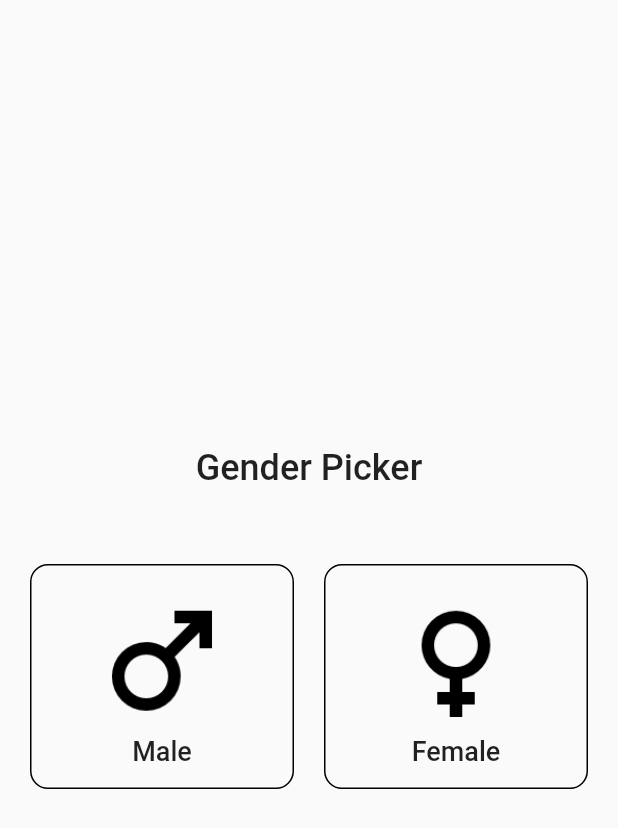
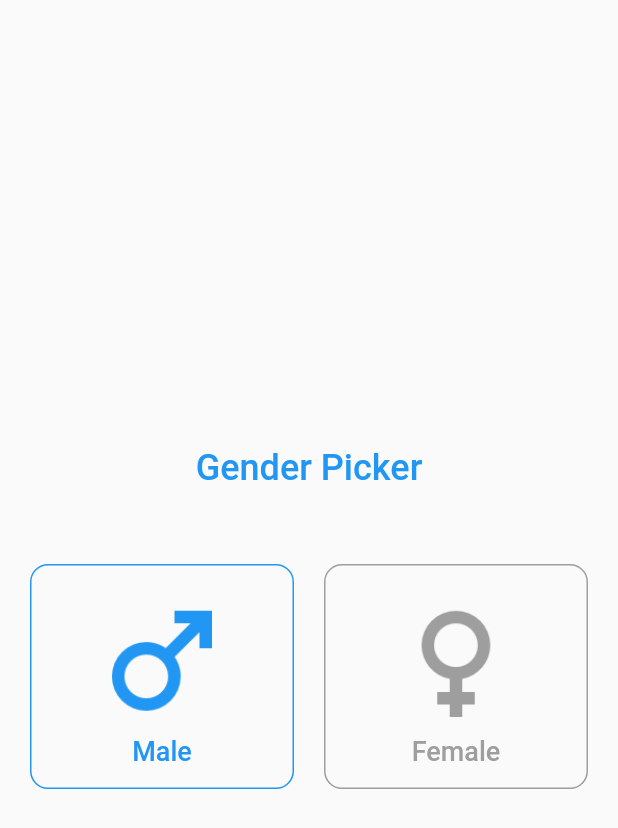
Before and after one commit to Dzaky02/flutter_provider, a Flutter app: the screen it shows after launch, on a phone screen of 412 x 824 dp. Shown: the top 828 px of the screen. Run offline on Flutter 3.47's test engine with Material 2 defaults, Android fonts, the phone set to English and light mode, and no system bars.

Commit message:
Adding Gender Provider and Consumer.

```diff
--- /dev/null
+++ b/lib/gender_provider.dart
@@ -0,0 +1,17 @@
+import 'package:flutter/cupertino.dart';
+import 'package:flutter/material.dart';
+
+class GenderProvider with ChangeNotifier {
+  bool _isMale = true;
+
+  bool get isMale => _isMale;
+
+  set isMale(bool newValue) {
+    _isMale = newValue;
+    notifyListeners();
+  }
+
+  get color => _isMale ? Colors.blue : Colors.pink;
+  get maleColor => _isMale ? Colors.blue : Colors.grey;
+  get femaleColor => _isMale ? Colors.grey : Colors.pink;
+}
--- a/lib/main.dart
+++ b/lib/main.dart
@@ -1,4 +1,7 @@
 import 'package:flutter/material.dart';
+import 'package:provider/provider.dart';
+
+import 'gender_provider.dart';
 
 void main() {
   runApp(MyApp());
@@ -8,7 +11,9 @@ class MyApp extends StatelessWidget {
   // This widget is the root of your application.
   @override
   Widget build(BuildContext context) {
-    return MaterialApp(
+    return ChangeNotifierProvider<GenderProvider>(
+      create: (context) => GenderProvider(),
+      child: MaterialApp(
         debugShowCheckedModeBanner: false,
         home: Scaffold(
           body: Container(
@@ -18,11 +23,14 @@ class MyApp extends StatelessWidget {
             child: Column(
               mainAxisAlignment: MainAxisAlignment.center,
               children: [
-              Text(
+                Consumer<GenderProvider>(
+                  builder: (context, genderProvider, _) => Text(
                     'Gender Picker',
                     style: TextStyle(
                       fontSize: 24,
                       fontWeight: FontWeight.w500,
+                      color: genderProvider.color,
+                    ),
                   ),
                 ),
                 SizedBox(
@@ -31,11 +39,17 @@ class MyApp extends StatelessWidget {
                 Row(
                   children: [
                     Expanded(
+                      child: Consumer<GenderProvider>(
+                        builder: (context, genderProvider, _) =>
+                            GestureDetector(
+                          onTap: () {
+                            genderProvider.isMale = true;
+                          },
                           child: Container(
                             height: 150,
                             decoration: BoxDecoration(
                               border: Border.all(
-                          color: Colors.black,
+                                color: genderProvider.maleColor,
                               ),
                               borderRadius: BorderRadius.circular(12),
                             ),
@@ -45,15 +59,19 @@ class MyApp extends StatelessWidget {
                                 Image.asset(
                                   'assets/images/icon_male.png',
                                   height: 100,
+                                  color: genderProvider.maleColor,
                                 ),
                                 Text(
                                   'Male',
                                   style: TextStyle(
                                     fontSize: 18,
                                     fontWeight: FontWeight.w500,
+                                    color: genderProvider.maleColor,
                                   ),
                                 ),
                               ],
+                            ),
+                          ),
                         ),
                       ),
                     ),
@@ -61,11 +79,17 @@ class MyApp extends StatelessWidget {
                       width: 20,
                     ),
                     Expanded(
+                      child: Consumer<GenderProvider>(
+                        builder: (context, genderProvider, _) =>
+                            GestureDetector(
+                          onTap: () {
+                            genderProvider.isMale = false;
+                          },
                           child: Container(
                             height: 150,
                             decoration: BoxDecoration(
                               border: Border.all(
-                          color: Colors.black,
+                                color: genderProvider.femaleColor,
                               ),
                               borderRadius: BorderRadius.circular(12),
                             ),
@@ -75,15 +99,19 @@ class MyApp extends StatelessWidget {
                                 Image.asset(
                                   'assets/images/icon_female.png',
                                   height: 100,
+                                  color: genderProvider.femaleColor,
                                 ),
                                 Text(
                                   'Female',
                                   style: TextStyle(
                                     fontSize: 18,
                                     fontWeight: FontWeight.w500,
+                                    color: genderProvider.femaleColor,
                                   ),
                                 ),
                               ],
+                            ),
+                          ),
                         ),
                       ),
                     ),
@@ -93,6 +121,7 @@ class MyApp extends StatelessWidget {
             ),
           ),
         ),
+      ),
     );
   }
 }
```
Lines whose indentation alone changed are shown as unchanged.
